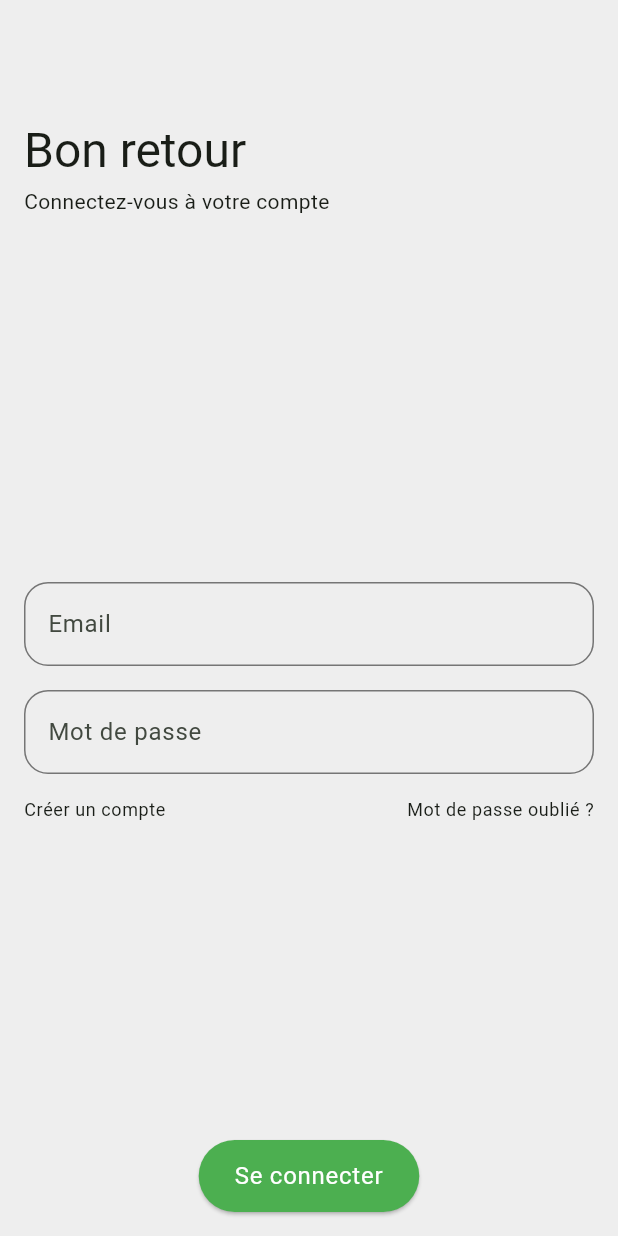
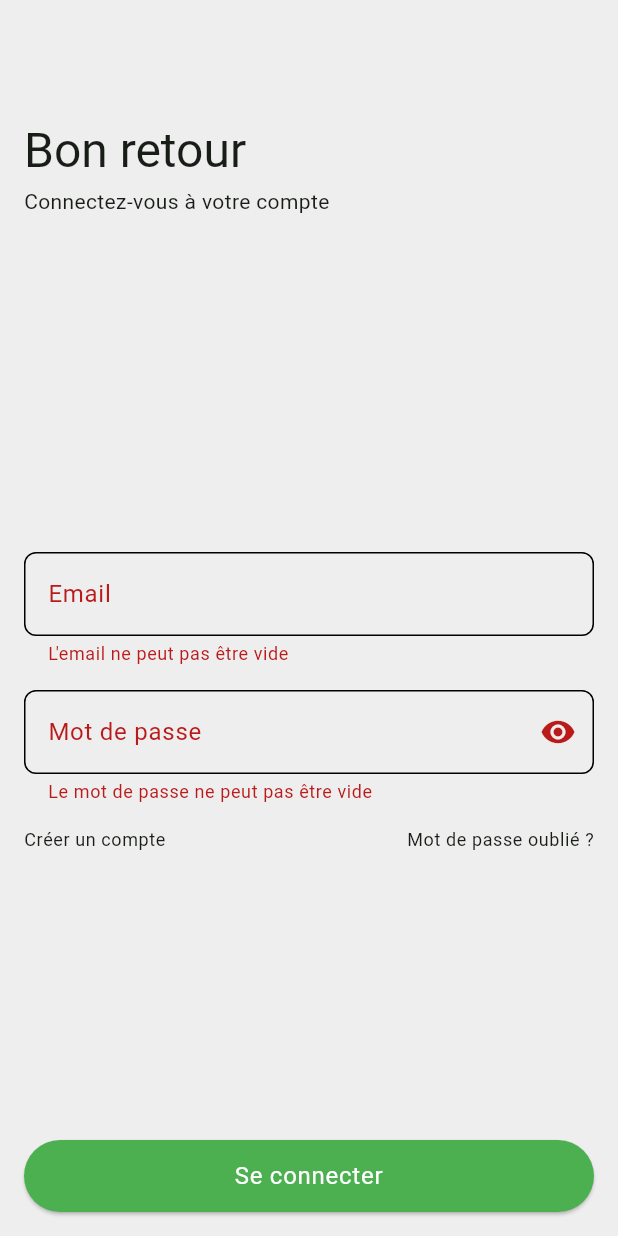
Before and after one commit to Gon3s/flutter_starter_kit, a Flutter app: the screen it shows after launch, after a tap on "Se connecter", on a phone screen of 412 x 824 dp. Run offline on Flutter 3.47's test engine with Material 3 defaults, Android fonts, the phone set to English and light mode, and no system bars; our stand-ins replace flutter_riverpod, freezed_annotation, go_router, riverpod_annotation, rxdart; generated files the repository leaves out were written again.

```diff
--- a/lib/app.dart
+++ b/lib/app.dart
@@ -46,34 +46,19 @@ class MyApp extends ConsumerWidget {
         //! Input Decoration
         inputDecorationTheme: InputDecorationTheme(
           disabledBorder: OutlineInputBorder(
-            borderSide: BorderSide(
-              color: Colors.grey[400]!,
-            ),
-            borderRadius: BorderRadius.circular(Sizes.p16),
+            borderRadius: BorderRadius.circular(Sizes.p8),
           ),
           enabledBorder: OutlineInputBorder(
-            borderSide: BorderSide(
-              color: Colors.grey[600]!,
-            ),
-            borderRadius: BorderRadius.circular(Sizes.p16),
+            borderRadius: BorderRadius.circular(Sizes.p8),
           ),
           focusedBorder: OutlineInputBorder(
-            borderSide: const BorderSide(
-              color: primaryColor,
-            ),
-            borderRadius: BorderRadius.circular(Sizes.p16),
+            borderRadius: BorderRadius.circular(Sizes.p8),
           ),
           errorBorder: OutlineInputBorder(
-            borderSide: const BorderSide(
-              color: Colors.red,
-            ),
-            borderRadius: BorderRadius.circular(Sizes.p16),
+            borderRadius: BorderRadius.circular(Sizes.p8),
           ),
           focusedErrorBorder: OutlineInputBorder(
-            borderSide: const BorderSide(
-              color: Colors.red,
-            ),
-            borderRadius: BorderRadius.circular(Sizes.p16),
+            borderRadius: BorderRadius.circular(Sizes.p8),
           ),
         ),
       ),
--- a/lib/common_widgets/primary_button.dart
+++ b/lib/common_widgets/primary_button.dart
@@ -13,6 +13,8 @@ class PrimaryButton extends StatelessWidget {
     required this.text,
     super.key,
     this.isLoading = false,
+    this.height = Sizes.p48,
+    this.width,
     this.onPressed,
   });
 
@@ -22,12 +24,21 @@ class PrimaryButton extends StatelessWidget {
   /// If true, a loading indicator will be displayed instead of the text.
   final bool isLoading;
 
+  /// The height of the button.
+  /// Default is 48.
+  final double height;
+
+  /// The width of the button.
+  /// Default is null.
+  final double? width;
+
   /// Callback to be called when the button is pressed.
   final VoidCallback? onPressed;
   @override
   Widget build(BuildContext context) {
     return SizedBox(
-      height: Sizes.p48,
+      height: height,
+      width: width,
       child: ElevatedButton(
         onPressed: onPressed,
         child: isLoading
--- /dev/null
+++ b/lib/features/authentication/presentation/auth_validators.dart
@@ -0,0 +1,39 @@
+import 'package:gones_starter_kit/utils/string_validator.dart';
+
+/// Mixin for authentication validators
+mixin AuthValidators {
+  /// Email validator
+  final emailValidator = EmailRegexValidator();
+
+  /// Password validator
+  final passwordValidator = MinLengthStringValidator(6);
+
+  /// Check if email is valid
+  bool canSubmitEmail(String email) {
+    return emailValidator.isValid(email);
+  }
+
+  /// Check if password is valid
+  bool canSubmitPassword(String password) {
+    return passwordValidator.isValid(password);
+  }
+
+  /// Validator for email
+  String? validateEmail(String email) {
+    if (email.isEmpty) {
+      return "L'email ne peut pas être vide";
+    }
+    if (!canSubmitEmail(email)) {
+      return "L'email n'est pas valide";
+    }
+    return null;
+  }
+
+  /// Validator for password
+  String? validatePassword(String password) {
+    if (password.isEmpty) {
+      return 'Le mot de passe ne peut pas être vide';
+    }
+    return null;
+  }
+}
--- a/lib/features/authentication/presentation/sign_in/sign_in_screen.dart
+++ b/lib/features/authentication/presentation/sign_in/sign_in_screen.dart
@@ -2,7 +2,11 @@ import 'package:flutter/material.dart';
 import 'package:flutter_riverpod/flutter_riverpod.dart';
 import 'package:gones_starter_kit/common_widgets/primary_button.dart';
 import 'package:gones_starter_kit/constants/app_sizes.dart';
+import 'package:gones_starter_kit/exceptions/async_value_extensions.dart';
+import 'package:gones_starter_kit/features/authentication/presentation/auth_validators.dart';
+import 'package:gones_starter_kit/features/authentication/presentation/sign_in/sign_in_controller.dart';
 import 'package:gones_starter_kit/localization/string_hardcoded.dart';
+import 'package:gones_starter_kit/routing/app_router.dart';
 
 /// Sign In Screen
 /// Wraps the [SignInContent] widget in a [Scaffold]
@@ -56,7 +60,7 @@ class SignInContent extends ConsumerStatefulWidget {
   ConsumerState<ConsumerStatefulWidget> createState() => _SignInContentState();
 }
 
-class _SignInContentState extends ConsumerState<SignInContent> {
+class _SignInContentState extends ConsumerState<SignInContent> with AuthValidators {
   final _formKey = GlobalKey<FormState>();
   final _node = FocusScopeNode();
   final _emailController = TextEditingController();
@@ -64,6 +68,23 @@ class _SignInContentState extends ConsumerState<SignInContent> {
 
   String get _email => _emailController.text.trim();
   String get _password => _passwordController.text.trim();
+
+  var _submitted = false;
+  var _isObscure = true;
+
+  Future<void> _submit() async {
+    setState(() => _submitted = true);
+
+    ScaffoldMessenger.of(context).hideCurrentSnackBar();
+
+    if (_formKey.currentState!.validate()) {
+      final controller = ref.read(signInControllerProvider.notifier);
+      await controller.submit(
+        email: _email,
+        password: _password,
+      );
+    }
+  }
 
   @override
   void dispose() {
@@ -74,15 +95,22 @@ class _SignInContentState extends ConsumerState<SignInContent> {
   }
 
   void _emailEditingComplete() {
-    _node.nextFocus();
+    if (canSubmitEmail(_email)) _node.nextFocus();
   }
 
   void _passwordEditingComplete() {
-    _node.nextFocus();
+    if (!canSubmitEmail(_email)) {
+      _node.nextFocus();
+      return;
+    }
+    _submit();
   }
 
   @override
   Widget build(BuildContext context) {
+    ref.listen(signInControllerProvider, (_, state) => state.showSnackBarOnError(context));
+    final state = ref.watch(signInControllerProvider);
+
     return FocusScope(
       node: _node,
       child: Form(
@@ -100,9 +128,10 @@ class _SignInContentState extends ConsumerState<SignInContent> {
                     decoration: InputDecoration(
                       labelText: 'Email'.hardcoded,
                       hintText: 'test@test.com'.hardcoded,
+                      enabled: !state.isLoading,
                     ),
                     autovalidateMode: AutovalidateMode.onUserInteraction,
-                    validator: (email) => null,
+                    validator: (email) => !_submitted ? null : validateEmail(email ?? ''),
                     autocorrect: false,
                     textInputAction: TextInputAction.next,
                     keyboardType: TextInputType.emailAddress,
@@ -114,11 +143,16 @@ class _SignInContentState extends ConsumerState<SignInContent> {
                     controller: _passwordController,
                     decoration: InputDecoration(
                       labelText: 'Mot de passe'.hardcoded,
+                      enabled: !state.isLoading,
+                      suffixIcon: IconButton(
+                        icon: Icon(_isObscure ? Icons.visibility : Icons.visibility_off),
+                        onPressed: () => setState(() => _isObscure = !_isObscure),
+                      ),
                     ),
                     autovalidateMode: AutovalidateMode.onUserInteraction,
-                    validator: (password) => null,
+                    validator: (password) => !_submitted ? null : validatePassword(password ?? ''),
                     autocorrect: false,
-                    obscureText: true,
+                    obscureText: _isObscure,
                     textInputAction: TextInputAction.done,
                     onEditingComplete: _passwordEditingComplete,
                   ),
@@ -127,7 +161,7 @@ class _SignInContentState extends ConsumerState<SignInContent> {
                     mainAxisAlignment: MainAxisAlignment.spaceBetween,
                     children: [
                       GestureDetector(
-                        onTap: () {},
+                        onTap: () => ref.read(goRouterProvider).goNamed(AppRouter.signUp.name),
                         child: Text(
                           'Créer un compte'.hardcoded,
                           style: Theme.of(context).textTheme.bodySmall,
@@ -145,7 +179,12 @@ class _SignInContentState extends ConsumerState<SignInContent> {
                 ],
               ),
             ),
-            PrimaryButton(text: 'Se connecter'.hardcoded, onPressed: () {}),
+            PrimaryButton(
+              text: 'Se connecter'.hardcoded,
+              onPressed: state.isLoading ? null : _submit,
+              width: double.infinity,
+              isLoading: state.isLoading,
+            ),
           ],
         ),
       ),
--- a/lib/main.dart
+++ b/lib/main.dart
@@ -1,6 +1,7 @@
 import 'dart:ui';
 
 import 'package:flutter/material.dart';
+import 'package:flutter/services.dart';
 import 'package:flutter_riverpod/flutter_riverpod.dart';
 import 'package:gones_starter_kit/app.dart';
 import 'package:gones_starter_kit/localization/string_hardcoded.dart';
@@ -10,6 +11,10 @@ void main() {
   // * Register error handlers. For more info, see:
   // * https://docs.flutter.dev/testing/errors
   registerErrorHandlers();
+
+  // * Setup system UI overlay style
+  _setupSystemUIOverlayStyle();
+
   runApp(
     const ProviderScope(
       child: MyApp(),
@@ -40,3 +45,13 @@ void registerErrorHandlers() {
     );
   };
 }
+
+void _setupSystemUIOverlayStyle() {
+  SystemChrome.setSystemUIOverlayStyle(
+    SystemUiOverlayStyle.light.copyWith(
+      statusBarColor: Colors.transparent,
+      statusBarIconBrightness: Brightness.light,
+      systemNavigationBarColor: Colors.black,
+    ),
+  );
+}
```
Also changed, not shown: lib/constants/app_colors.dart (deleted, +0 -9 lines), lib/exceptions/async_value_extensions.dart (added, +25 -0 lines), lib/features/authentication/data/fake_auth_repository.dart (+7 -1 lines), lib/features/authentication/presentation/sign_in/sign_in_controller.dart (added, +29 -0 lines), lib/utils/string_validator.dart (added, +66 -0 lines), lib/features/authentication/presentation/sign_in/sign_in_controller.g.dart (added), 3 other files.
